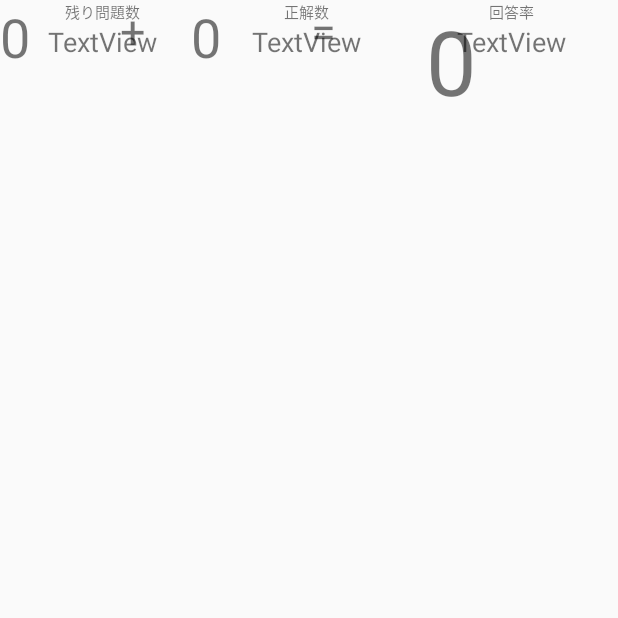
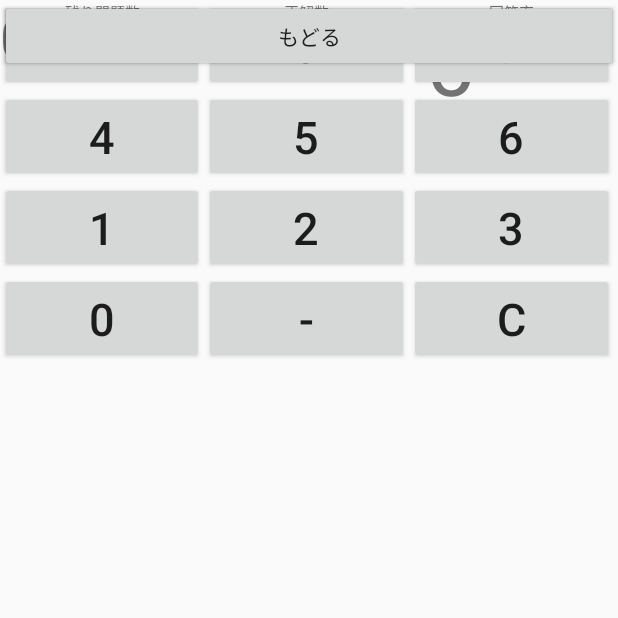
Before and after one commit to sato0208/AndroidCalculationTraining, an Android app: the TestActivity screen opened directly, with no data from a screen before it, on a phone screen of 412 x 824 dp, the top half of it. Run offline under Robolectric (Android 15) with nearby library versions, the phone set to English and light mode, and no system bars.

Commit message:
[update]電卓レイアウト

```diff
--- a/app/src/main/res/layout/activity_main.xml
+++ b/app/src/main/res/layout/activity_main.xml
@@ -39,7 +39,7 @@
         app:layout_constraintTop_toBottomOf="@+id/textView3" />
 
     <Button
-        android:id="@+id/button"
+        android:id="@+id/buttonCheck"
         android:layout_width="200dp"
         android:layout_height="wrap_content"
         android:layout_marginBottom="353dp"
--- a/app/src/main/res/layout/activity_test.xml
+++ b/app/src/main/res/layout/activity_test.xml
@@ -126,4 +126,147 @@
             android:text="0"
             android:textSize="60sp" />
     </LinearLayout>
+
+    <TableLayout
+        android:layout_width="409dp"
+        android:layout_height="wrap_content"
+        tools:layout_editor_absoluteX="1dp"
+        tools:layout_editor_absoluteY="121dp">
+
+        <TableRow
+            android:layout_width="match_parent"
+            android:layout_height="match_parent">
+
+            <Button
+                android:id="@+id/button7"
+                android:layout_width="0dp"
+                android:layout_height="wrap_content"
+                android:layout_weight="1"
+                android:text="7"
+                android:textSize="30sp" />
+
+            <Button
+                android:id="@+id/button8"
+                android:layout_width="0dp"
+                android:layout_height="wrap_content"
+                android:layout_weight="1"
+                android:text="8"
+                android:textSize="30sp" />
+
+            <Button
+                android:id="@+id/button9"
+                android:layout_width="0dp"
+                android:layout_height="wrap_content"
+                android:layout_weight="1"
+                android:text="9"
+                android:textSize="30sp" />
+        </TableRow>
+
+        <TableRow
+            android:layout_width="match_parent"
+            android:layout_height="match_parent">
+
+            <Button
+                android:id="@+id/button4"
+                android:layout_width="0dp"
+                android:layout_height="wrap_content"
+                android:layout_weight="1"
+                android:text="4"
+                android:textSize="30sp" />
+
+            <Button
+                android:id="@+id/button5"
+                android:layout_width="0dp"
+                android:layout_height="wrap_content"
+                android:layout_weight="1"
+                android:text="5"
+                android:textSize="30sp" />
+
+            <Button
+                android:id="@+id/button7"
+                android:layout_width="0dp"
+                android:layout_height="wrap_content"
+                android:layout_weight="1"
+                android:text="6"
+                android:textSize="30sp" />
+        </TableRow>
+
+        <TableRow
+            android:layout_width="match_parent"
+            android:layout_height="match_parent">
+
+            <Button
+                android:id="@+id/button1"
+                android:layout_width="0dp"
+                android:layout_height="wrap_content"
+                android:layout_weight="1"
+                android:text="1"
+                android:textSize="30sp" />
+
+            <Button
+                android:id="@+id/button2"
+                android:layout_width="0dp"
+                android:layout_height="wrap_content"
+                android:layout_weight="1"
+                android:text="2"
+                android:textSize="30sp" />
+
+            <Button
+                android:id="@+id/button3"
+                android:layout_width="0dp"
+                android:layout_height="wrap_content"
+                android:layout_weight="1"
+                android:text="3"
+                android:textSize="30sp" />
+        </TableRow>
+
+        <TableRow
+            android:layout_width="match_parent"
+            android:layout_height="match_parent">
+
+            <Button
+                android:id="@+id/button0"
+                android:layout_width="0dp"
+                android:layout_height="wrap_content"
+                android:layout_weight="1"
+                android:text="0"
+                android:textSize="30sp" />
+
+            <Button
+                android:id="@+id/button-"
+                android:layout_width="0dp"
+                android:layout_height="wrap_content"
+                android:layout_weight="1"
+                android:text="-"
+                android:textSize="30sp" />
+
+            <Button
+                android:id="@+id/buttonC"
+                android:layout_width="0dp"
+                android:layout_height="wrap_content"
+                android:layout_weight="1"
+                android:text="C"
+                android:textSize="30sp" />
+        </TableRow>
+    </TableLayout>
+
+    <Button
+        android:id="@+id/buttonCheck"
+        android:layout_width="0dp"
+        android:layout_height="wrap_content"
+        android:text="こたえあわせ"
+        app:layout_constraintEnd_toEndOf="parent"
+        app:layout_constraintStart_toStartOf="parent"
+        tools:layout_editor_absoluteY="404dp" />
+
+    <Button
+        android:id="@+id/buttonBack"
+        android:layout_width="0dp"
+        android:layout_height="wrap_content"
+        android:text="もどる"
+        app:layout_constraintEnd_toEndOf="parent"
+        app:layout_constraintHorizontal_bias="0.0"
+        app:layout_constraintStart_toStartOf="parent"
+        tools:layout_editor_absoluteY="480dp" />
+
 </androidx.constraintlayout.widget.ConstraintLayout>
```
